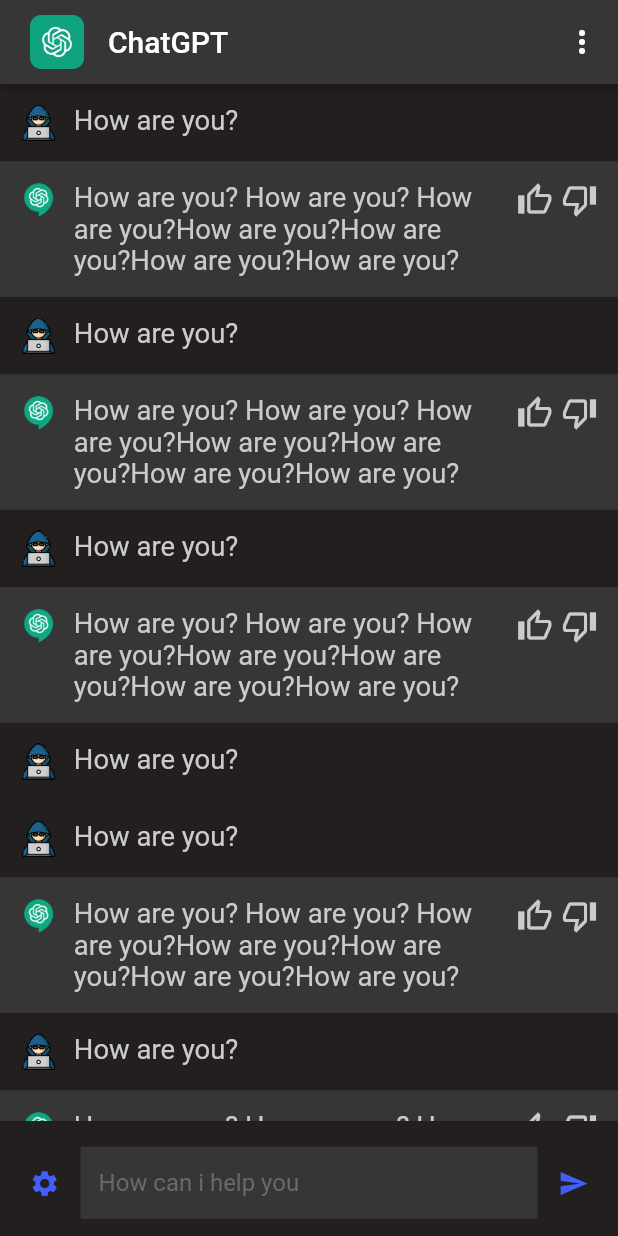
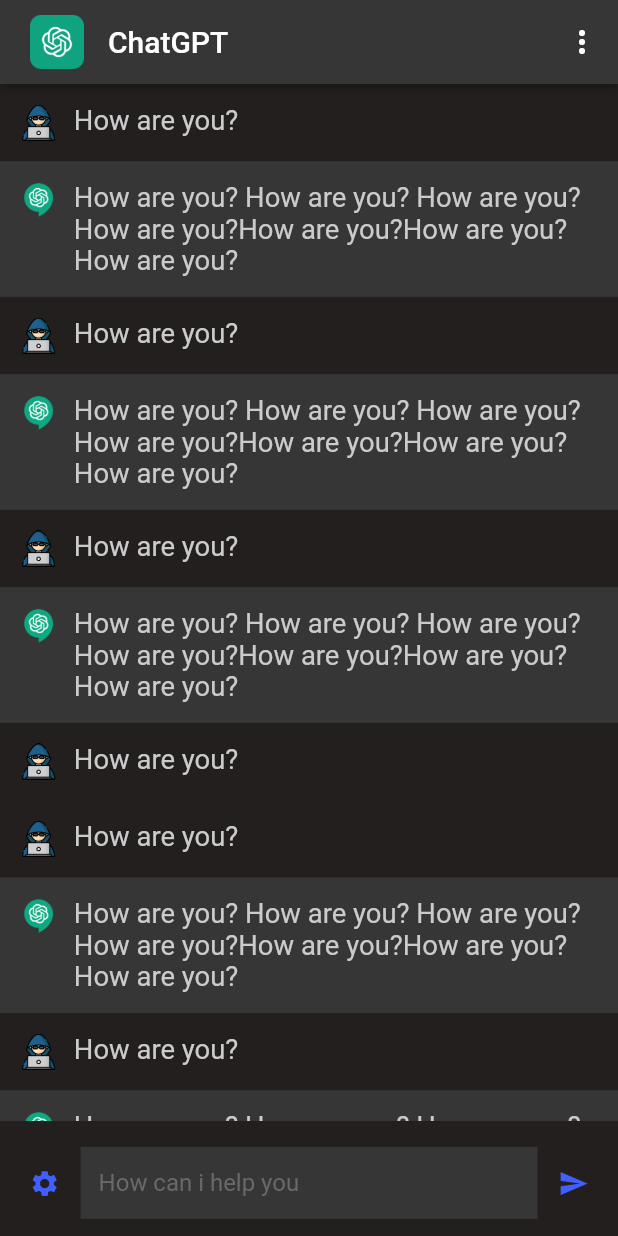
Before and after one commit to zubairbhuian/chat_openai_getx, a Flutter app: the screen it shows after launch, after a tap on the "send" icon, on a phone screen of 412 x 824 dp. Run offline on Flutter 3.47's test engine with Material 2 defaults, Android fonts, the phone set to English and light mode, and no system bars; our stand-ins replace firebase_core, flutter_screenutil, flutter_spinkit, get, google_fonts; accounts and stored records are empty; network calls fail.

Commit message:
remove_icons

```diff
--- a/lib/common/constants/app_constant.dart
+++ b/lib/common/constants/app_constant.dart
@@ -1,6 +1,6 @@
    const String BASE_URL = 'https://api.openai.com/v1';
    const String MY_TOKEN =
-      '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';
+      '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';
 
 
 class AppConstant {
--- a/lib/common/widgets/chat_widget.dart
+++ b/lib/common/widgets/chat_widget.dart
@@ -29,24 +29,6 @@ class ChatWidget extends StatelessWidget {
             msg,
             style: TextStyle(fontSize: 16.sp, color: AppColor.textColor),
           )),
-          chatIndex == 0
-              ? const SizedBox.shrink()
-              : Row(
-                  mainAxisAlignment: MainAxisAlignment.end,
-                  mainAxisSize: MainAxisSize.min,
-                  children: [
-                     SizedBox(
-                      width: 10.w,
-                    ),
-                    const Icon(Icons.thumb_up_alt_outlined,
-                        color: AppColor.textColor),
-                    SizedBox(
-                      width: 5.w,
-                    ),
-                    const Icon(Icons.thumb_down_alt_outlined,
-                        color: AppColor.textColor),
-                  ],
-                )
         ],
       ),
     );
--- a/lib/screens/application/controller.dart
+++ b/lib/screens/application/controller.dart
@@ -49,8 +49,6 @@ class ApplicationController extends GetxController {
   Future<void> feachTheChat() async {
     var url = Uri.parse("$BASE_URL/completions");
     try {
-      var re = textEditingController.text;
-      print("Zubair: $re");
       var res = await http.post(url,
           headers: {
             'Content-Type': 'application/json',
```
